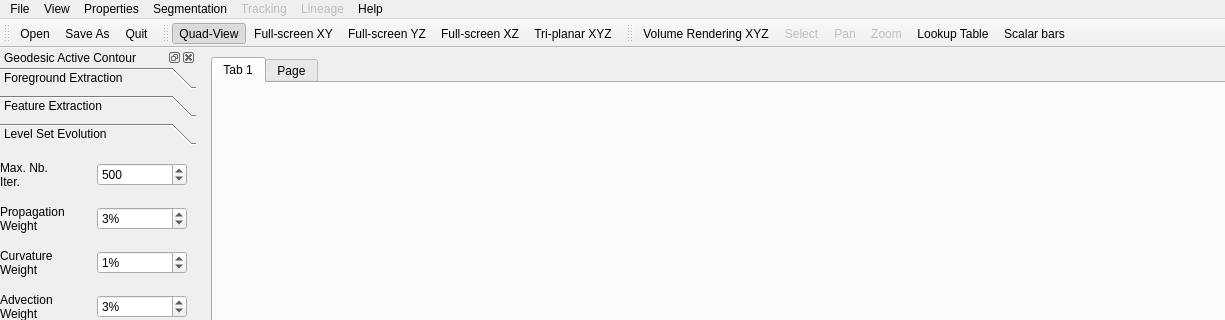
Before: the Qt Designer form trunk/go.ui in gofigure2/GoFigure2, drawn with Qt 5; both pictures show x 0 to 1225 and y 0 to 320 of the 1440 by 829 pixel window.
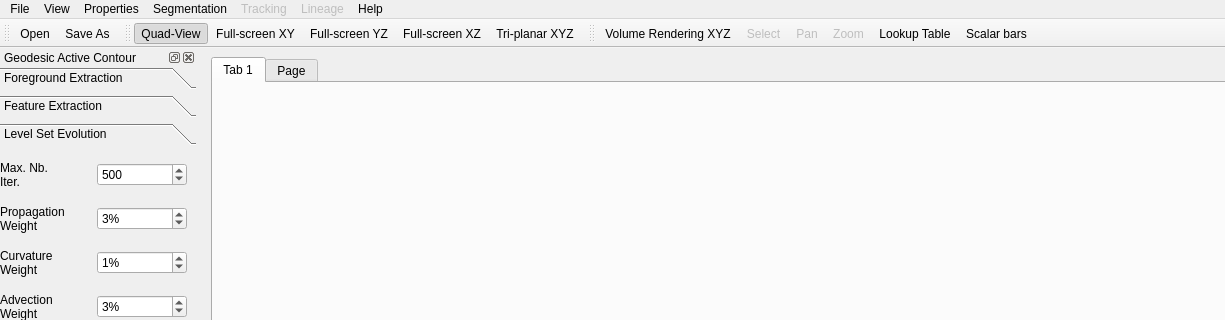
After: the same form once the commit is applied. Icons and pictures are not drawn.

Commit message: ENH: quit icon in the toolbar removed

The edit to the form file:
```diff
--- a/trunk/go.ui
+++ b/trunk/go.ui
@@ -158,7 +158,6 @@
    </attribute>
    <addaction name="actionOpen" />
    <addaction name="actionSave_As" />
-   <addaction name="actionQuit" />
   </widget>
   <widget class="QToolBar" name="ViewToolBar" >
    <property name="windowTitle" >
```
